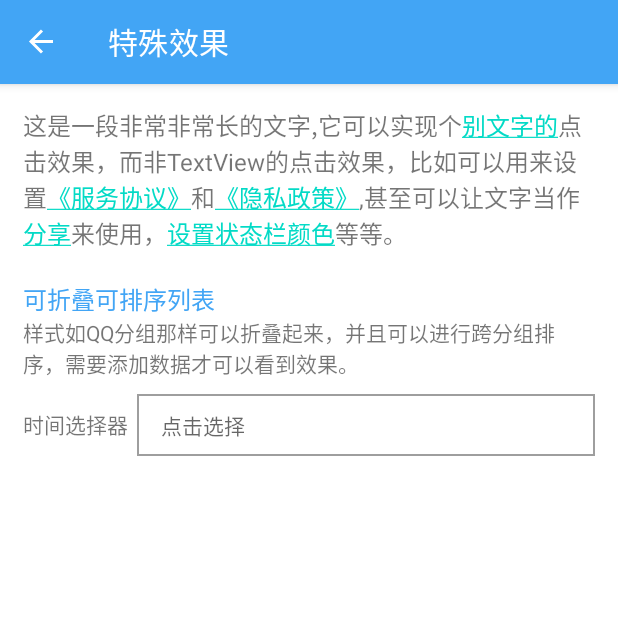
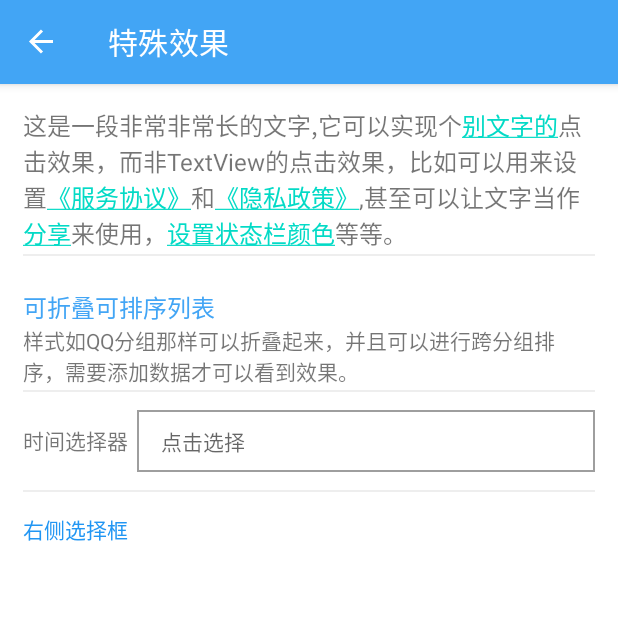
Before and after one commit to MissLavenir/InterstingDemo, an Android app: the SomeSpecialEffects screen opened through its navigation route, on a phone screen of 412 x 824 dp, the top half of it. Run offline under Robolectric (Android 15) with nearby library versions, the phone set to English and light mode, and no system bars; our stand-ins replace navigation-ui.

Commit message:
特殊效果右侧弹出Fragment

```diff
--- a/app/src/main/res/layout/fragment_some_special_effects.xml
+++ b/app/src/main/res/layout/fragment_some_special_effects.xml
@@ -1,12 +1,22 @@
 <?xml version="1.0" encoding="utf-8"?>
-<LinearLayout
+<androidx.constraintlayout.widget.ConstraintLayout
     xmlns:android="http://schemas.android.com/apk/res/android"
     xmlns:tools="http://schemas.android.com/tools"
     android:layout_width="match_parent"
     android:layout_height="match_parent"
+    xmlns:app="http://schemas.android.com/apk/res-auto"
+    tools:context=".SomeSpecialEffects">
+
+    <LinearLayout
+        android:layout_width="match_parent"
+        android:layout_height="match_parent"
+        android:orientation="vertical"
+        app:layout_constraintTop_toTopOf="parent"
+        app:layout_constraintStart_toStartOf="parent"
+        app:layout_constraintEnd_toEndOf="parent"
+        app:layout_constraintBottom_toBottomOf="parent"
         android:padding="15dp"
-    android:orientation="vertical"
-    tools:context=".SomeSpecialEffects">
+        >
 
         <androidx.appcompat.widget.AppCompatTextView
             android:id="@+id/longTextView"
@@ -14,6 +24,13 @@
             android:layout_height="wrap_content"
             android:text="这是一段非常非常长的文字,它可以实现个别文字的点击效果，而非TextView的点击效果，比如可以用来设置《服务协议》和《隐私政策》,甚至可以让文字当作分享来使用，设置状态栏颜色等等。"
             android:textSize="16sp"
+            />
+
+        <View
+            android:layout_width="match_parent"
+            android:layout_height="1dp"
+            android:background="@color/grey_200"
+            android:layout_marginVertical="2dp"
             />
 
         <LinearLayout
@@ -37,6 +54,15 @@
                 android:layout_height="wrap_content"
                 android:text="样式如QQ分组那样可以折叠起来，并且可以进行跨分组排序，需要添加数据才可以看到效果。"
                 android:textSize="14sp"
+                />
+
+        </LinearLayout>
+
+        <View
+            android:layout_width="match_parent"
+            android:layout_height="1dp"
+            android:background="@color/grey_200"
+            android:layout_marginVertical="2dp"
             />
 
         <LinearLayout
@@ -63,9 +89,36 @@
                 android:layout_marginStart="6dp"
                 tools:ignore="RtlCompat" />
 
+        </LinearLayout>
+
+        <View
+            android:layout_width="match_parent"
+            android:layout_height="1dp"
+            android:background="@color/grey_200"
+            android:layout_marginVertical="2dp"
+            />
+
+        <androidx.appcompat.widget.AppCompatTextView
+            android:id="@+id/rightSelect"
+            android:layout_width="match_parent"
+            android:layout_height="wrap_content"
+            android:layout_marginTop="6dp"
+            android:text="@string/text_right_select"
+            android:paddingVertical="6dp"
+            android:textColor="@color/blue_500"
+            />
 
     </LinearLayout>
 
-    </LinearLayout>
-
-</LinearLayout>
+    <View
+        android:id="@+id/shadow"
+        android:layout_width="match_parent"
+        android:layout_height="match_parent"
+        app:layout_constraintTop_toTopOf="parent"
+        app:layout_constraintEnd_toEndOf="parent"
+        app:layout_constraintStart_toStartOf="parent"
+        app:layout_constraintBottom_toBottomOf="parent"
+        android:background="@color/alpha_two_third"
+        android:visibility="gone"
+        />
+</androidx.constraintlayout.widget.ConstraintLayout>
--- a/app/src/main/res/values/colors.xml
+++ b/app/src/main/res/values/colors.xml
@@ -216,6 +216,10 @@
     <color name="button_yellow_danger_focus">@color/deep_orange_400</color>
     <color name="button_yellow_danger_press">@color/deep_orange_700</color>
 
+    <!--alpha-->
+    <color name="alpha_two_third">#66000000</color>
+    <color name="alpha_one_third">#aa000000</color>
+
 
     <!--amber-->
     <!--与yellow配合使用-->
--- a/app/src/main/res/values/strings.xml
+++ b/app/src/main/res/values/strings.xml
@@ -32,6 +32,7 @@
     <string name="choose_picture">选取图片</string>
     <string name="choose_video">选取视频</string>
     <string name="text_switch">切换</string>
+    <string name="text_right_select">右侧选择框</string>
 
     <string-array name="moods">
         <item>低落</item>
```
Also changed, not shown: app/src/main/java/com/example/interestingdemo/SomeSpecialEffects.kt (+30 -2 lines), app/src/main/java/com/example/interestingdemo/popwindow/RightQuickFunctionWindow.kt (added, +71 -0 lines), app/src/main/java/com/example/interestingdemo/popwindow/adapter/RightQuickSelectAdapter.kt (added, +35 -0 lines), app/src/main/res/layout/item_list_select_view.xml (added, +21 -0 lines), app/src/main/res/layout/right_quick_select_list.xml (added, +90 -0 lines). Lines whose indentation alone changed are shown as unchanged.
